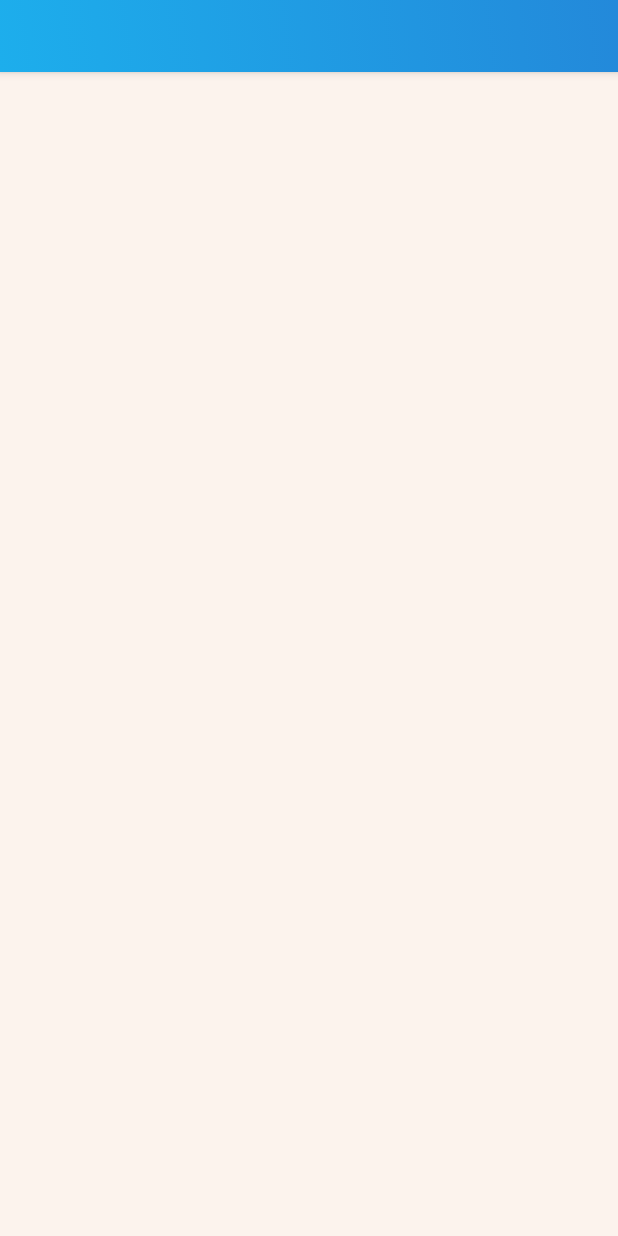
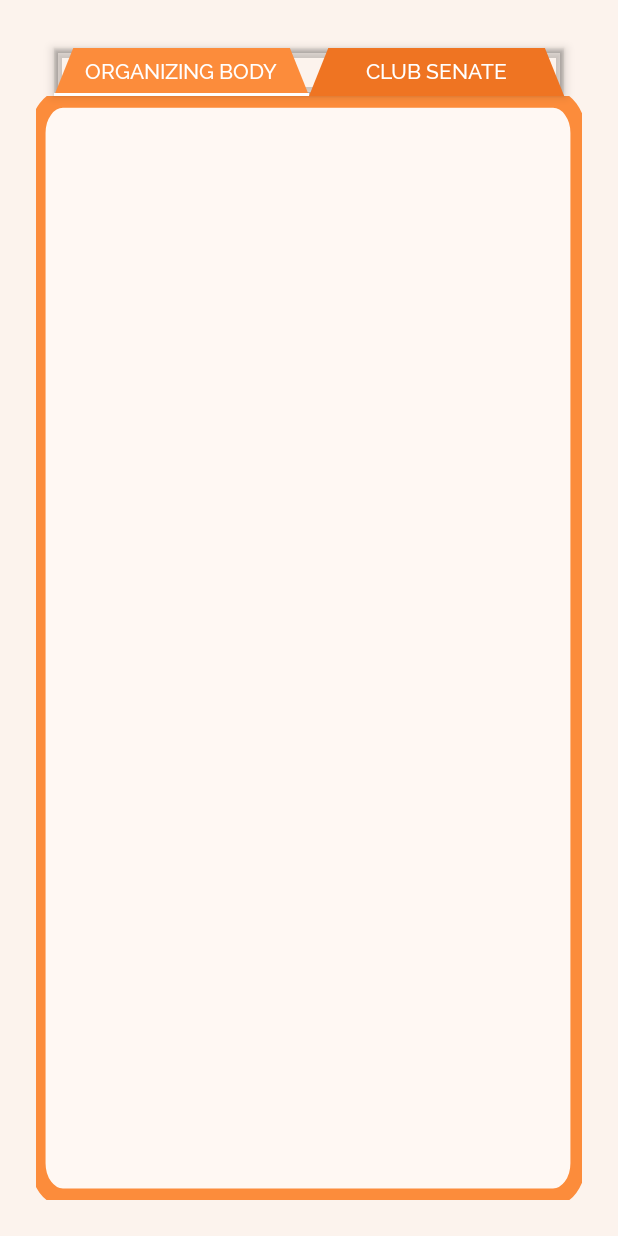
Before and after one commit to Ashwik/Fest-Manager-App, an Android app: the layout fragment_contacts.xml on its own in the app's theme, with its tools: preview values and no code run, on a phone screen of 412 x 824 dp. Run offline under Robolectric (Android 15) with nearby library versions, the phone set to English and light mode, and no system bars.

Commit message:
Change UI design for contacts section

```diff
--- a/app/src/main/java/com/dota/pearl2019/fragment/ContactsFragment.java
+++ b/app/src/main/java/com/dota/pearl2019/fragment/ContactsFragment.java
@@ -1,16 +1,13 @@
 package com.dota.pearl2019.fragment;
 
-import android.app.Activity;
 import android.os.Bundle;
 import android.support.annotation.Nullable;
 import android.support.design.widget.TabLayout;
 import android.support.v4.app.Fragment;
-import android.support.v4.app.FragmentActivity;
 import android.support.v4.app.FragmentManager;
 import android.support.v4.app.FragmentPagerAdapter;
 import android.support.v4.view.PagerAdapter;
 import android.support.v4.view.ViewPager;
-import android.support.v7.widget.Toolbar;
 import android.view.LayoutInflater;
 import android.view.View;
 import android.view.ViewGroup;
@@ -20,7 +17,6 @@ import com.dota.pearl2019.R;
 public class ContactsFragment extends Fragment {
     private ViewPager mPager;
     private PagerAdapter mPagerAdapter;
-    private FragmentActivity myContext;
 
     public void onCreate(@Nullable Bundle savedInstanceState) {
         super.onCreate(savedInstanceState);
@@ -35,12 +31,9 @@ public class ContactsFragment extends Fragment {
     @Override
     public void onViewCreated(View view, @Nullable Bundle savedInstanceState) {
         mPager = getView().findViewById(R.id.container);
-        //FragmentManager fragManager = myContext.getSupportFragmentManager();
+
         mPagerAdapter = new SectionsPagerAdapter(getChildFragmentManager());
         mPager.setAdapter(mPagerAdapter);
-        Toolbar toolbar = getActivity().findViewById(R.id.toolbar);
-//        toolbar.setTitle("Contact Us");
-
         TabLayout tabLayout = getView().findViewById(R.id.tabs);
         tabLayout.setupWithViewPager(mPager);
     }
@@ -64,23 +57,5 @@ public class ContactsFragment extends Fragment {
         public int getCount() {
             return 2;
         }
-
-        @Override
-        public CharSequence getPageTitle(int position) {
-            switch (position) {
-                case 0:
-                    return "Organising Body";
-                case 1:
-                    return "Club Senate";
-            }
-            return null;
-        }
-
-    }
-
-    @Override
-    public void onAttach(Activity activity) {
-        myContext = (FragmentActivity) activity;
-        super.onAttach(activity);
     }
 }
--- /dev/null
+++ b/app/src/main/res/color/tab_color.xml
@@ -0,0 +1,5 @@
+<?xml version="1.0" encoding="utf-8"?>
+<selector xmlns:android="http://schemas.android.com/apk/res/android">
+    <item android:state_selected="true" android:color="#FC8C3B" />
+    <item android:state_selected="false" android:color="#EF7422"  />
+</selector>
--- /dev/null
+++ b/app/src/main/res/drawable/ic_contactsmainbox.xml
@@ -0,0 +1,6 @@
+<vector android:height="24dp" android:viewportHeight="1920"
+    android:viewportWidth="1080" android:width="24dp" xmlns:android="http://schemas.android.com/apk/res/android">
+    <path android:fillColor="#FFF8F3"
+        android:pathData="m1022.66,1914.8l-969.32,0c-27.19,0 -49.44,-26.41 -49.44,-58.69l0,-1791.92c0,-32.28 22.25,-58.69 49.44,-58.69l969.32,0c27.19,0 49.44,26.41 49.44,58.69l0,1791.92c0,32.28 -22.25,58.69 -49.44,58.69z"
+        android:strokeColor="#FC8C3B" android:strokeWidth="30"/>
+</vector>
--- /dev/null
+++ b/app/src/main/res/drawable/tab_bg.xml
@@ -0,0 +1,10 @@
+<vector xmlns:android="http://schemas.android.com/apk/res/android"
+    android:width="457dp"
+    android:height="78dp"
+    android:viewportWidth="457"
+    android:viewportHeight="78"
+    android:tint="@color/tab_color">
+  <path
+      android:fillColor="#FC8C3B"
+      android:pathData="M422.8,0l-57.5,0l-273.3,0l-57.5,0l-34.5,78l92,0l273.3,0l92,0z"/>
+</vector>
--- a/app/src/main/res/layout/fragment_contacts.xml
+++ b/app/src/main/res/layout/fragment_contacts.xml
@@ -1,35 +1,60 @@
 <?xml version="1.0" encoding="utf-8"?>
-<android.support.design.widget.CoordinatorLayout
-
+<LinearLayout
     xmlns:android="http://schemas.android.com/apk/res/android"
     xmlns:app="http://schemas.android.com/apk/res-auto"
-    xmlns:tools="http://schemas.android.com/tools"
+    android:orientation="vertical"
     android:layout_width="match_parent"
     android:layout_height="match_parent"
     android:fitsSystemWindows="true">
 
     <android.support.design.widget.AppBarLayout
         android:layout_width="match_parent"
-        android:layout_height="wrap_content"
-        android:background="@drawable/gradient_color_square"
-        android:theme="@style/AppTheme.AppBarOverlay">
+        android:layout_height="32dp"
+        android:background="@android:color/transparent"
+        android:layout_marginStart="36dp"
+        android:layout_marginEnd="36dp"
+        android:theme="@style/AppTheme"
+        android:layout_marginTop="32dp">
 
         <android.support.design.widget.TabLayout
             android:id="@+id/tabs"
             android:layout_width="match_parent"
-            android:layout_height="wrap_content"
-            android:background="@drawable/gradient_color"
-            app:tabIndicatorColor="@color/backgroundColor"
-            app:tabSelectedTextColor="@color/topbar_textcolor"
-            app:tabTextColor="@color/topbar_textcolor" />
+            android:layout_height="match_parent"
+            app:tabBackground="@drawable/tab_bg"
+            android:background="@android:color/transparent"
+            app:tabTextColor="#FFFFFF"
+            android:elevation="2dp"
+            app:tabGravity="fill"
+            app:tabIndicatorColor="@android:color/transparent">
+
+            <android.support.design.widget.TabItem
+                android:id="@+id/tab_personal"
+                android:layout_width="wrap_content"
+                android:layout_height="wrap_content"
+                android:elevation="2dp"
+                android:text="Organizing body"/>
+
+            <android.support.design.widget.TabItem
+                android:id="@+id/tab_events"
+                android:layout_width="wrap_content"
+                android:layout_height="wrap_content"
+                android:backgroundTint="@color/tab_color"
+                android:elevation="2dp"
+                android:text="club senate"/>
+        </android.support.design.widget.TabLayout>
+
     </android.support.design.widget.AppBarLayout>
 
     <android.support.v4.view.ViewPager
         android:id="@+id/container"
         android:layout_width="match_parent"
         android:layout_height="wrap_content"
-        android:paddingTop="4dp"
-        android:paddingBottom="4dp"
+        android:padding="16dp"
+        android:elevation="2dp"
+        android:layout_marginStart="24dp"
+        android:layout_marginEnd="24dp"
+        android:layout_marginBottom="24dp"
+        android:background="@drawable/ic_contactsmainbox"
         app:layout_behavior="@string/appbar_scrolling_view_behavior" />
 
-</android.support.design.widget.CoordinatorLayout>
+</LinearLayout>
```
